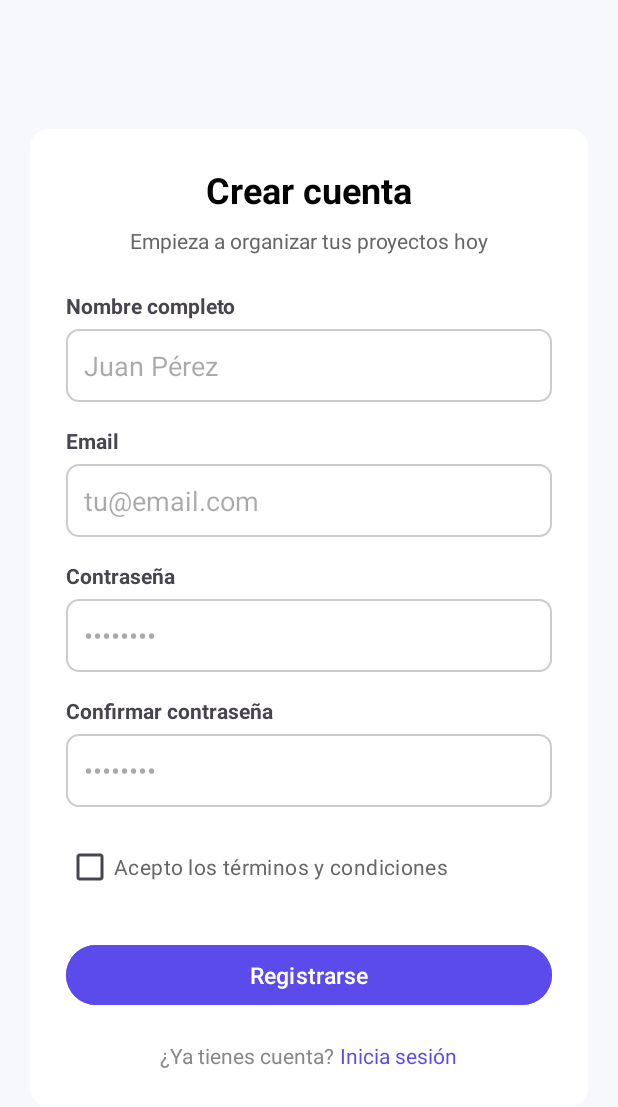
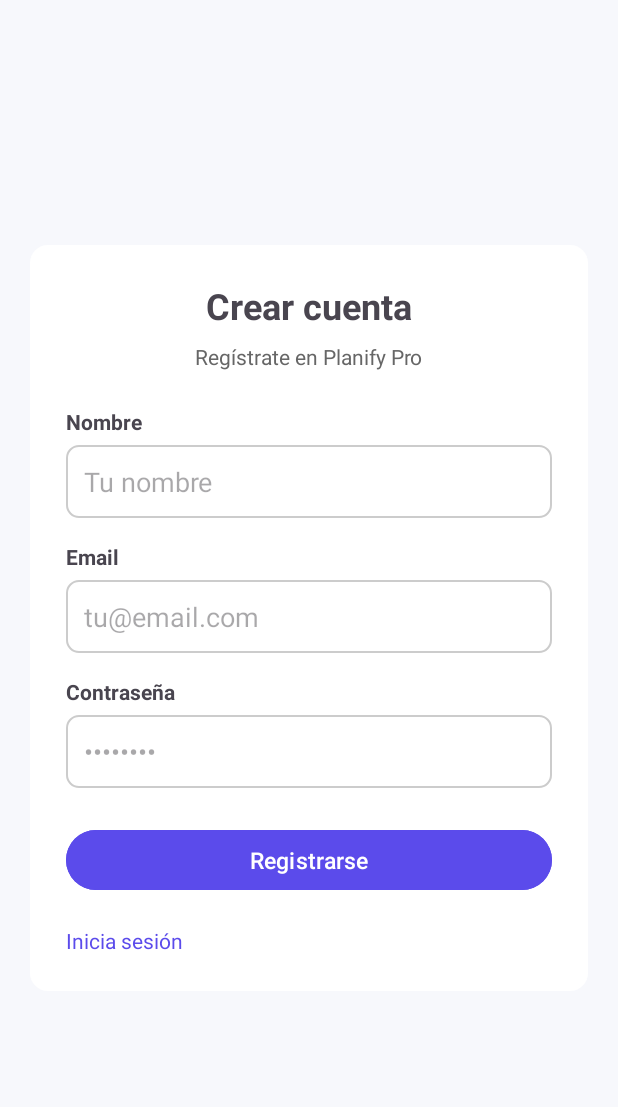
Before and after one commit to Yago-Pazos/Planify, an Android app: the RegisterActivity screen opened directly, with no data from a screen before it, on a phone screen of 412 x 824 dp. Shown: the top 1107 px of the screen. Run offline under Robolectric (Android 15) with nearby library versions, the phone set to English and light mode, and no system bars.

Commit message:
Navegacion entre Login y Register

```diff
--- a/app/src/main/AndroidManifest.xml
+++ b/app/src/main/AndroidManifest.xml
@@ -11,6 +11,8 @@
         android:roundIcon="@mipmap/ic_launcher_round"
         android:supportsRtl="true"
         android:theme="@style/Theme.Planify">
+
+        <activity android:name=".HomeActivity" />
         <activity android:name=".LoginActivity" />
         <activity android:name=".RegisterActivity" />
 
--- a/app/src/main/java/com/example/planify/LoginActivity.java
+++ b/app/src/main/java/com/example/planify/LoginActivity.java
@@ -1,13 +1,30 @@
 package com.example.planify;
 
+import android.content.Intent;
 import android.os.Bundle;
+import android.widget.Button;
+import android.widget.TextView;
 
 import androidx.appcompat.app.AppCompatActivity;
 
 public class LoginActivity extends AppCompatActivity {
+
     @Override
     protected void onCreate(Bundle savedInstanceState) {
         super.onCreate(savedInstanceState);
         setContentView(R.layout.activity_login);
+
+        // Botón Entrar
+        Button btnLogin = findViewById(R.id.btnLogin);
+        btnLogin.setOnClickListener(v -> {
+            startActivity(new Intent(LoginActivity.this, HomeActivity.class));
+            finish();
+        });
+
+        // TEXTO "Crear cuenta"
+        TextView tvGoToRegister = findViewById(R.id.tvGoToRegister);
+        tvGoToRegister.setOnClickListener(v -> {
+            startActivity(new Intent(LoginActivity.this, RegisterActivity.class));
+        });
     }
 }
--- a/app/src/main/java/com/example/planify/RegisterActivity.java
+++ b/app/src/main/java/com/example/planify/RegisterActivity.java
@@ -1,13 +1,32 @@
 package com.example.planify;
 
+import android.content.Intent;
 import android.os.Bundle;
+import android.widget.Button;
+import android.widget.TextView;
+
 
 import androidx.appcompat.app.AppCompatActivity;
 
 public class RegisterActivity extends AppCompatActivity {
+
     @Override
     protected void onCreate(Bundle savedInstanceState) {
         super.onCreate(savedInstanceState);
         setContentView(R.layout.activity_register);
+
+        Button btnRegister = findViewById(R.id.btnRegister);
+
+        btnRegister.setOnClickListener(v -> {
+            startActivity(new Intent(RegisterActivity.this, HomeActivity.class));
+            finish();
+        });
+        TextView tvGoToLogin = findViewById(R.id.tvGoToLogin);
+
+        tvGoToLogin.setOnClickListener(v -> {
+            startActivity(new Intent(RegisterActivity.this, LoginActivity.class));
+            finish();
+        });
+
     }
 }
--- a/app/src/main/res/layout/activity_login.xml
+++ b/app/src/main/res/layout/activity_login.xml
@@ -69,16 +69,6 @@
             android:padding="12dp"
             android:layout_marginBottom="8dp" />
 
-        <TextView
-            android:layout_width="wrap_content"
-            android:layout_height="wrap_content"
-            android:text="¿Olvidaste tu contraseña?"
-            android:textColor="#5B4BEB"
-            android:layout_gravity="end"
-            android:layout_marginBottom="24dp"
-            android:clickable="true"
-            android:focusable="true" />
-
         <Button
             android:id="@+id/btnLogin"
             android:layout_width="match_parent"
@@ -102,12 +92,11 @@
                 android:textSize="14sp" />
 
             <TextView
-                android:id="@+id/tvRegister"
+                android:id="@+id/tvGoToRegister"
                 android:layout_width="wrap_content"
                 android:layout_height="wrap_content"
                 android:text="Crear cuenta"
                 android:textColor="#5B4BEB"
-                android:textSize="14sp"
                 android:clickable="true"
                 android:focusable="true" />
 
--- a/app/src/main/res/layout/activity_register.xml
+++ b/app/src/main/res/layout/activity_register.xml
@@ -2,146 +2,109 @@
 <LinearLayout xmlns:android="http://schemas.android.com/apk/res/android"
     android:layout_width="match_parent"
     android:layout_height="match_parent"
+    android:orientation="vertical"
     android:background="#F7F8FC"
-    android:gravity="center"
-    android:orientation="vertical"
-    android:padding="20dp">
+    android:padding="20dp"
+    android:gravity="center">
 
     <!-- CARD -->
     <LinearLayout
         android:layout_width="match_parent"
         android:layout_height="wrap_content"
+        android:orientation="vertical"
         android:background="@drawable/card_background"
-        android:orientation="vertical"
         android:padding="24dp">
 
         <!-- Título -->
         <TextView
             android:layout_width="wrap_content"
             android:layout_height="wrap_content"
+            android:text="Crear cuenta"
+            android:textSize="24sp"
+            android:textStyle="bold"
             android:layout_gravity="center"
-            android:layout_marginBottom="8dp"
-            android:text="Crear cuenta"
-            android:textColor="#000000"
-            android:textSize="24sp"
-            android:textStyle="bold" />
+            android:layout_marginBottom="8dp" />
 
         <!-- Subtítulo -->
         <TextView
             android:layout_width="wrap_content"
             android:layout_height="wrap_content"
+            android:text="Regístrate en Planify Pro"
+            android:textColor="#666666"
             android:layout_gravity="center"
-            android:layout_marginBottom="24dp"
-            android:text="Empieza a organizar tus proyectos hoy"
-            android:textColor="#666666"
-            android:textSize="14sp" />
+            android:layout_marginBottom="24dp" />
 
         <!-- Nombre -->
         <TextView
             android:layout_width="wrap_content"
             android:layout_height="wrap_content"
-            android:layout_marginBottom="6dp"
-            android:text="Nombre completo"
-            android:textStyle="bold" />
+            android:text="Nombre"
+            android:textStyle="bold"
+            android:layout_marginBottom="6dp" />
 
         <EditText
             android:layout_width="match_parent"
             android:layout_height="wrap_content"
-            android:layout_marginBottom="16dp"
+            android:hint="Tu nombre"
             android:background="@drawable/input_background"
-            android:hint="Juan Pérez"
-            android:padding="12dp" />
+            android:padding="12dp"
+            android:layout_marginBottom="16dp" />
 
         <!-- Email -->
         <TextView
             android:layout_width="wrap_content"
             android:layout_height="wrap_content"
-            android:layout_marginBottom="6dp"
             android:text="Email"
-            android:textStyle="bold" />
+            android:textStyle="bold"
+            android:layout_marginBottom="6dp" />
 
         <EditText
             android:layout_width="match_parent"
             android:layout_height="wrap_content"
-            android:layout_marginBottom="16dp"
-            android:background="@drawable/input_background"
             android:hint="tu@email.com"
             android:inputType="textEmailAddress"
-            android:padding="12dp" />
+            android:background="@drawable/input_background"
+            android:padding="12dp"
+            android:layout_marginBottom="16dp" />
 
         <!-- Contraseña -->
         <TextView
             android:layout_width="wrap_content"
             android:layout_height="wrap_content"
-            android:layout_marginBottom="6dp"
             android:text="Contraseña"
-            android:textStyle="bold" />
+            android:textStyle="bold"
+            android:layout_marginBottom="6dp" />
 
         <EditText
             android:layout_width="match_parent"
             android:layout_height="wrap_content"
-            android:layout_marginBottom="16dp"
-            android:background="@drawable/input_background"
             android:hint="••••••••"
             android:inputType="textPassword"
-            android:padding="12dp" />
+            android:background="@drawable/input_background"
+            android:padding="12dp"
+            android:layout_marginBottom="24dp" />
 
-        <!-- Confirmar contraseña -->
+        <!-- BOTÓN REGISTRARSE -->
+        <Button
+            android:id="@+id/btnRegister"
+            android:layout_width="match_parent"
+            android:layout_height="48dp"
+            android:text="Registrarse"
+            android:backgroundTint="#5B4BEB"
+            android:textColor="#FFFFFF"
+            android:textSize="15sp"
+            android:layout_marginBottom="20dp" />
+
+        <!-- VOLVER A LOGIN -->
         <TextView
+            android:id="@+id/tvGoToLogin"
             android:layout_width="wrap_content"
             android:layout_height="wrap_content"
-            android:layout_marginBottom="6dp"
-            android:text="Confirmar contraseña"
-            android:textStyle="bold" />
+            android:text="Inicia sesión"
+            android:textColor="#5B4BEB"
+            android:clickable="true"
+            android:focusable="true" />
 
-        <EditText
-            android:layout_width="match_parent"
-            android:layout_height="wrap_content"
-            android:layout_marginBottom="16dp"
-            android:background="@drawable/input_background"
-            android:hint="••••••••"
-            android:inputType="textPassword"
-            android:padding="12dp" />
-
-        <!-- Términos -->
-        <CheckBox
-            android:layout_width="wrap_content"
-            android:layout_height="wrap_content"
-            android:layout_marginBottom="24dp"
-            android:text="Acepto los términos y condiciones"
-            android:textColor="#666666" />
-
-        <!-- Botón -->
-        <Button
-            android:layout_width="match_parent"
-            android:layout_height="48dp"
-            android:layout_marginBottom="20dp"
-            android:backgroundTint="#5B4BEB"
-            android:text="Registrarse"
-            android:textColor="#FFFFFF"
-            android:textSize="15sp" />
-
-        <!-- Volver a login -->
-        <LinearLayout
-            android:layout_width="wrap_content"
-            android:layout_height="wrap_content"
-            android:layout_gravity="center"
-            android:orientation="horizontal">
-
-            <TextView
-                android:layout_width="wrap_content"
-                android:layout_height="wrap_content"
-                android:text="¿Ya tienes cuenta? "
-                android:textColor="#888888" />
-
-            <TextView
-                android:layout_width="wrap_content"
-                android:layout_height="wrap_content"
-                android:clickable="true"
-                android:focusable="true"
-                android:text="Inicia sesión"
-                android:textColor="#5B4BEB" />
-        </LinearLayout>
 
     </LinearLayout>
 </LinearLayout>
```
